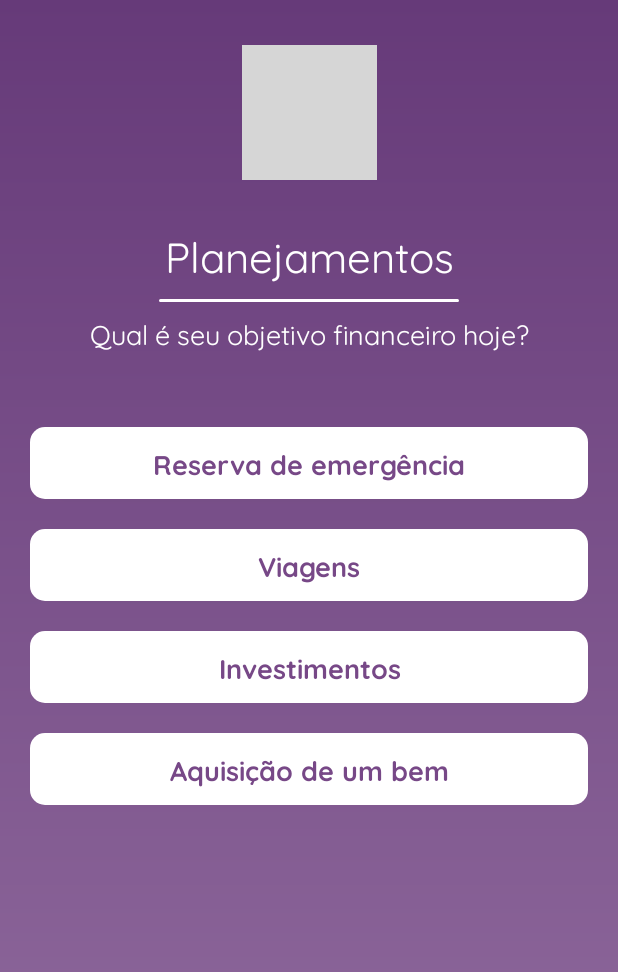
After one commit to poupayuepb/PouPay, an Android app: the tela_planos screen opened directly, with no data from a screen before it, on a phone screen of 412 x 824 dp. The commit adds this screen. Shown: the top 972 px of the screen. Run offline under Robolectric (Android 15) with nearby library versions, the phone set to English and light mode, and no system bars; grey boxes are pictures that could not be loaded.

Commit message:
Criação da tela de planejamentos 29/05/2023

```diff
--- a/app/src/main/AndroidManifest.xml
+++ b/app/src/main/AndroidManifest.xml
@@ -14,6 +14,9 @@
         android:supportsRtl="true"
         android:theme="@style/Theme.PouPay"
         tools:targetApi="31">
+        <activity
+            android:name=".tela_planos"
+            android:exported="false" />
         <activity
             android:name=".view.TelaCadastro"
             android:exported="false">
--- /dev/null
+++ b/app/src/main/java/com/project/poupay/tela_planos.java
@@ -0,0 +1,14 @@
+package com.project.poupay;
+
+import androidx.appcompat.app.AppCompatActivity;
+
+import android.os.Bundle;
+
+public class tela_planos extends AppCompatActivity {
+
+    @Override
+    protected void onCreate(Bundle savedInstanceState) {
+        super.onCreate(savedInstanceState);
+        setContentView(R.layout.activity_tela_planos);
+    }
+}
--- /dev/null
+++ b/app/src/main/res/layout/activity_tela_planos.xml
@@ -0,0 +1,140 @@
+<?xml version="1.0" encoding="utf-8"?>
+<androidx.constraintlayout.widget.ConstraintLayout
+    xmlns:android="http://schemas.android.com/apk/res/android"
+    xmlns:app="http://schemas.android.com/apk/res-auto"
+    xmlns:tools="http://schemas.android.com/tools"
+    android:layout_width="match_parent"
+    android:layout_height="match_parent"
+    tools:context=".tela_planos">
+
+    <androidx.appcompat.widget.Toolbar
+        android:id="@+id/toolbar_header"
+        app:layout_constraintStart_toStartOf="parent"
+        app:layout_constraintEnd_toEndOf="parent"
+        app:layout_constraintTop_toTopOf="parent"
+        android:layout_width="match_parent"
+        android:layout_height="match_parent"
+        android:layout_alignParentTop="true"
+        android:background="@drawable/bg_gradient" />
+
+    <TextView
+        android:id="@+id/txt_plane"
+        app:layout_constraintStart_toStartOf="parent"
+        app:layout_constraintEnd_toEndOf="parent"
+        app:layout_constraintTop_toTopOf="parent"
+        android:layout_marginTop="150dp"
+        android:layout_width="match_parent"
+        android:layout_height="wrap_content"
+        android:gravity="center"
+        android:text="@string/txt_tittle_plane"
+        android:textColor="@color/white"
+        android:textSize="28sp" />
+    <TextView
+        android:id="@+id/txt_plane2"
+        app:layout_constraintStart_toStartOf="parent"
+        app:layout_constraintEnd_toEndOf="parent"
+        app:layout_constraintTop_toBottomOf="@id/txt_plane"
+        android:layout_marginTop="20dp"
+        android:layout_width="match_parent"
+        android:layout_height="wrap_content"
+        android:gravity="center"
+        android:text="@string/txt_sub_plane"
+        android:textColor="@color/white"
+        android:textSize="18sp" />
+
+
+    <ImageView
+        android:id="@+id/img_plane"
+        android:layout_width="90dp"
+        android:layout_height="90dp"
+        app:layout_constraintStart_toStartOf="parent"
+        app:layout_constraintEnd_toEndOf="parent"
+        app:layout_constraintBottom_toTopOf="@id/txt_plane"
+        android:layout_marginBottom="30dp"
+        android:src="@drawable/ic_plane"/>
+
+    <ImageView
+        app:layout_constraintStart_toStartOf="parent"
+        app:layout_constraintEnd_toEndOf="parent"
+        app:layout_constraintTop_toBottomOf="@id/txt_plane"
+        android:layout_width="200dp"
+        android:layout_height="2dp"
+        android:layout_margin="10dp"
+        android:src="@drawable/solid_white"/>
+
+    <Button
+        android:id="@+id/btn_plan1"
+        style="@style/ButtonStyle"
+        android:layout_width="match_parent"
+        android:layout_height="wrap_content"
+        android:layout_marginLeft="20dp"
+        android:layout_marginRight="20dp"
+        android:layout_marginTop="50dp"
+        app:layout_constraintTop_toBottomOf="@id/txt_plane2"
+        android:textColor="@color/background"
+        android:text="@string/txt_plane1"
+        android:textSize="18sp"
+        android:textAllCaps="false"
+        app:backgroundTint="@null"/>
+
+    <Button
+        android:id="@+id/btn_plan2"
+        style="@style/ButtonStyle"
+        android:layout_width="match_parent"
+        android:layout_height="wrap_content"
+        android:layout_marginLeft="20dp"
+        android:layout_marginRight="20dp"
+        android:layout_marginTop="20dp"
+        app:layout_constraintTop_toBottomOf="@id/btn_plan1"
+        android:textColor="@color/background"
+        android:text="@string/txt_plane2"
+        android:textSize="18sp"
+        android:textAllCaps="false"
+        app:backgroundTint="@null"/>
+    <Button
+        android:id="@+id/btn_plan3"
+        style="@style/ButtonStyle"
+        android:layout_width="match_parent"
+        android:layout_height="wrap_content"
+        android:layout_marginLeft="20dp"
+        android:layout_marginRight="20dp"
+        android:layout_marginTop="20dp"
+        app:layout_constraintTop_toBottomOf="@id/btn_plan2"
+        android:textColor="@color/background"
+        android:text="@string/txt_plane3"
+        android:textSize="18sp"
+        android:textAllCaps="false"
+        app:backgroundTint="@null"/>
+    <Button
+        android:id="@+id/btn_plan4"
+        style="@style/ButtonStyle"
+        android:layout_width="match_parent"
+        android:layout_height="wrap_content"
+        android:layout_marginLeft="20dp"
+        android:layout_marginRight="20dp"
+        android:layout_marginTop="20dp"
+        app:layout_constraintTop_toBottomOf="@id/btn_plan3"
+        android:textColor="@color/background"
+        android:text="@string/txt_plane4"
+        android:textSize="18sp"
+        android:textAllCaps="false"
+        app:backgroundTint="@null"/>
+
+
+
+
+
+
+
+
+
+
+
+
+
+
+
+
+
+
+</androidx.constraintlayout.widget.ConstraintLayout>
--- a/app/src/main/res/values/strings.xml
+++ b/app/src/main/res/values/strings.xml
@@ -38,4 +38,10 @@
     <string name="signup_finished">Cadastro Concluído</string>
     <string name="signup_sucess_text">Seu cadastro no PouPay foi realizado com sucesso. Clique no botão abaixo para voltar a tela de login para entrar com suas credenciais.</string>
     <string name="connection_error">Houve um problema com a comunicação com o servidor, cheque sua internet e tente novamente.</string>
+    <string name="txt_tittle_plane">Planejamentos</string>
+    <string name="txt_sub_plane">Qual é seu objetivo financeiro hoje?</string>
+    <string name="txt_plane1">Reserva de emergência</string>
+    <string name="txt_plane2">Viagens</string>
+    <string name="txt_plane3">Investimentos</string>
+    <string name="txt_plane4">Aquisição de um bem</string>
 </resources>
```
